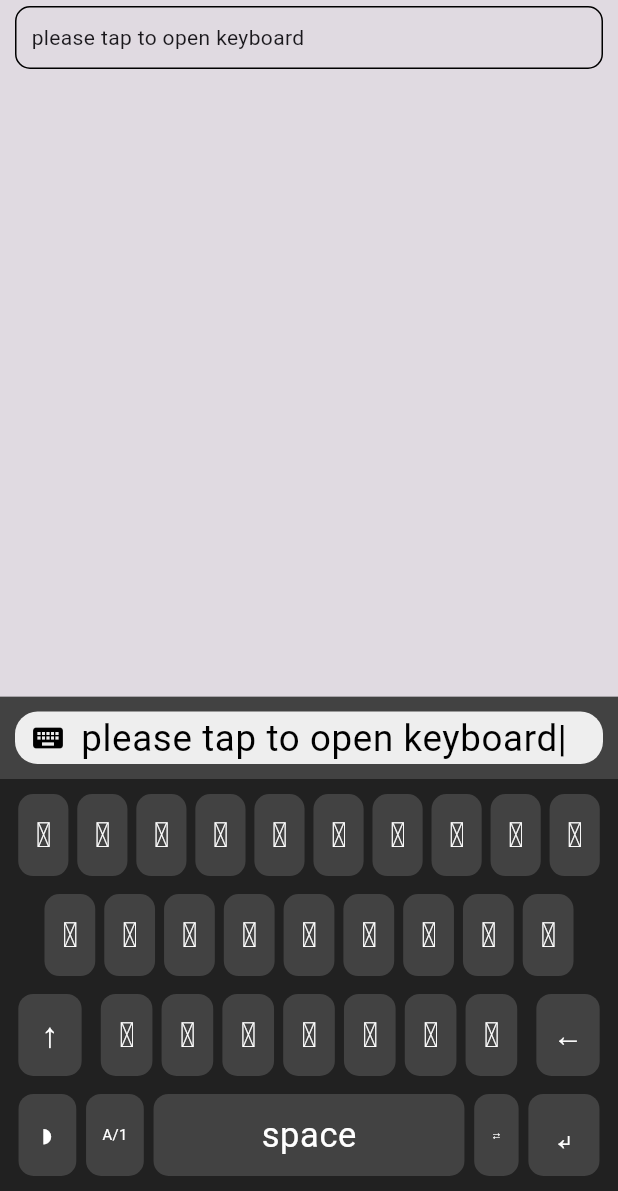
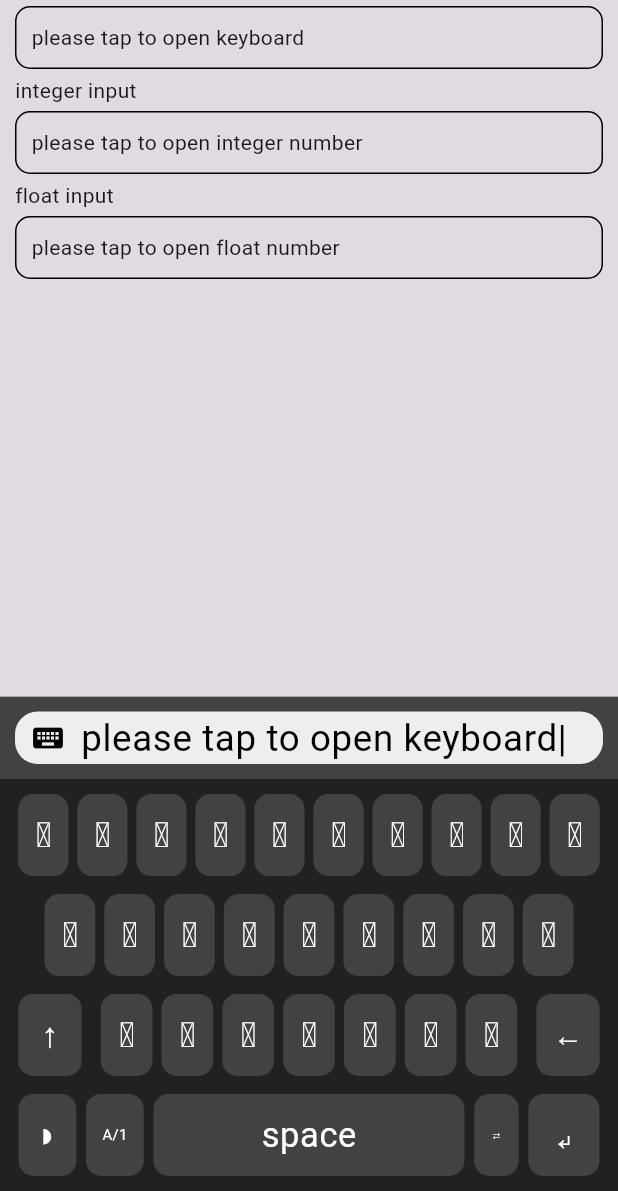
Before and after one commit to immsong/custom_input_kit, a Flutter app: the screen it shows after launch, after a tap on "please tap to open keyboard", on a phone screen of 412 x 824 dp, the part 45-1236 px from its top. Run offline on Flutter 3.47's test engine with Material 3 defaults, Android fonts, the phone set to English and light mode, and no system bars.

Commit message:
docs: update example

```diff
--- a/example/lib/main.dart
+++ b/example/lib/main.dart
@@ -32,17 +32,47 @@ class MyHomePage extends StatefulWidget {
 }
 
 class _MyHomePageState extends State<MyHomePage> {
-  String _inputText = 'please tap to open keyboard';
+  String _keyboardInputText = 'please tap to open keyboard';
+  String _integerInputText = 'please tap to open integer number';
+  String _floatInputText = 'please tap to open float number';
 
-  void _onTap() {
+  void _onKeyboardTap() {
     final result = CustomInputController.instance.showWithResult(
       InputType.keyboard,
-      initialText: _inputText,
+      initialText: _keyboardInputText,
     );
     result.then((value) {
       if (value is String) {
         setState(() {
-          _inputText = value;
+          _keyboardInputText = value;
+        });
+      }
+    });
+  }
+
+  void _onIntegerTap() {
+    final result = CustomInputController.instance.showWithResult(
+      InputType.integer,
+      initialText: _integerInputText,
+    );
+    result.then((value) {
+      if (value is String) {
+        setState(() {
+          _integerInputText = value;
+        });
+      }
+    });
+  }
+
+  void _onFloatTap() {
+    final result = CustomInputController.instance.showWithResult(
+      InputType.float,
+      initialText: _floatInputText,
+    );
+    result.then((value) {
+      if (value is String) {
+        setState(() {
+          _floatInputText = value;
         });
       }
     });
@@ -62,14 +92,56 @@ class _MyHomePageState extends State<MyHomePage> {
                 children: [
                   Expanded(
                     child: GestureDetector(
-                      onTap: _onTap,
+                      onTap: _onKeyboardTap,
                       child: Container(
                         padding: const EdgeInsets.all(10),
                         decoration: BoxDecoration(
                           borderRadius: BorderRadius.circular(10),
                           border: Border.all(color: Colors.black),
                         ),
-                        child: Text(_inputText),
+                        child: Text(_keyboardInputText),
+                      ),
+                    ),
+                  ),
+                ],
+              ),
+            ),
+            Row(children: [Text("integer input")]),
+            SizedBox(
+              height: 50,
+              child: Row(
+                children: [
+                  Expanded(
+                    child: GestureDetector(
+                      onTap: _onIntegerTap,
+                      child: Container(
+                        padding: const EdgeInsets.all(10),
+                        decoration: BoxDecoration(
+                          borderRadius: BorderRadius.circular(10),
+                          border: Border.all(color: Colors.black),
+                        ),
+                        child: Text(_integerInputText),
+                      ),
+                    ),
+                  ),
+                ],
+              ),
+            ),
+            Row(children: [Text("float input")]),
+            SizedBox(
+              height: 50,
+              child: Row(
+                children: [
+                  Expanded(
+                    child: GestureDetector(
+                      onTap: _onFloatTap,
+                      child: Container(
+                        padding: const EdgeInsets.all(10),
+                        decoration: BoxDecoration(
+                          borderRadius: BorderRadius.circular(10),
+                          border: Border.all(color: Colors.black),
+                        ),
+                        child: Text(_floatInputText),
                       ),
                     ),
                   ),
```
